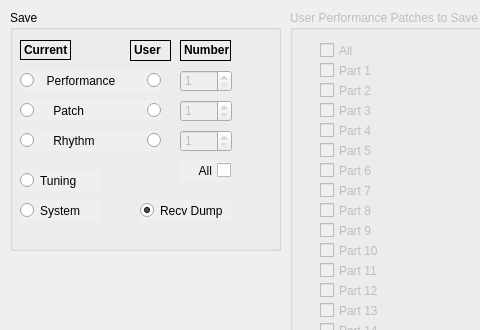
This is save_dialog/Save_Dialog.ui in RoberNoTson/JV1080lib as Qt 5 draws it before an edit; both pictures show x 0 to 480 and y 0 to 330 of the 599 by 544 pixel window. The edited form follows.
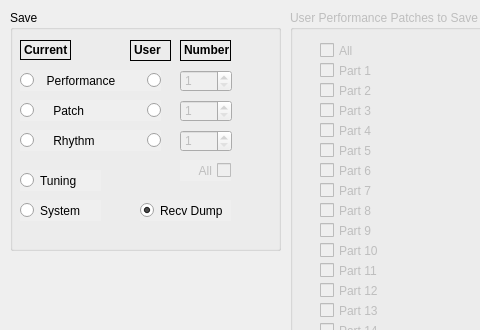
This is the edited form.

Commit message: save_dialog All button disabled unless appropriate

```diff
--- a/save_dialog/Save_Dialog.ui
+++ b/save_dialog/Save_Dialog.ui
@@ -415,6 +415,9 @@
     </property>
    </widget>
    <widget class="QCheckBox" name="Save_All_button">
+    <property name="enabled">
+     <bool>false</bool>
+    </property>
     <property name="geometry">
      <rect>
       <x>170</x>
```
The commit also changes 1 other file.
